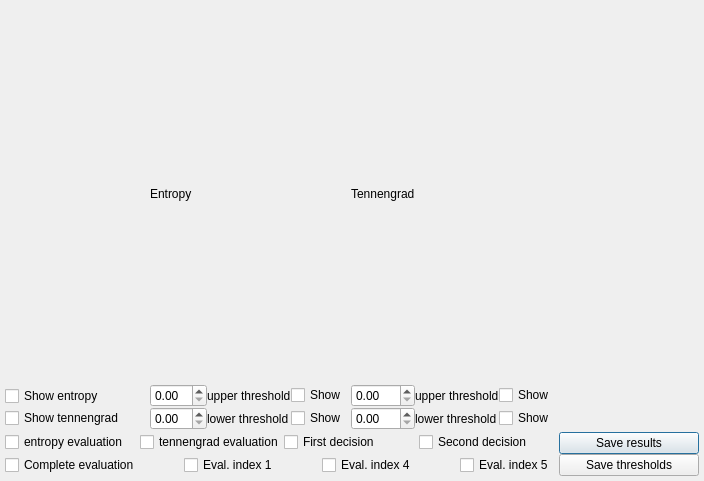
RaphCucul/Image-registration-GUI, file dialogs/grafet.ui: the form before one commit.
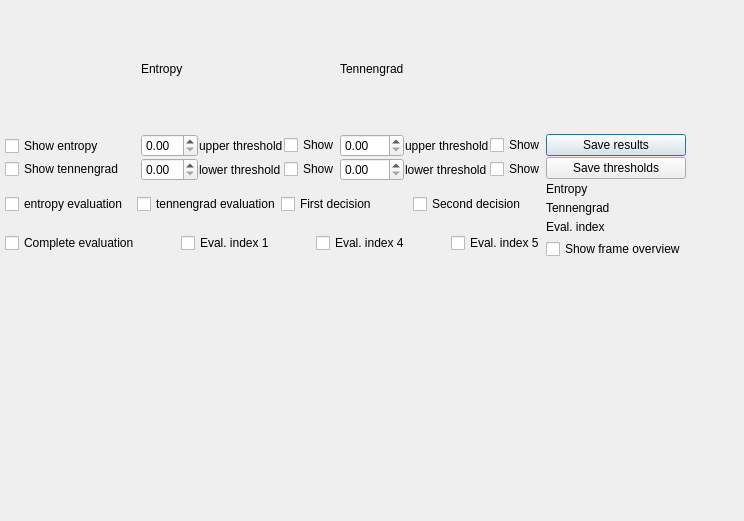
The form after the commit.

Commit message:
GrafET class reworked
An attempt to make the initialization of the QCustomplot elements easier. Also the code should be shorter and more complex.

Patch:
```diff
--- a/dialogs/grafet.ui
+++ b/dialogs/grafet.ui
@@ -6,14 +6,20 @@
    <rect>
     <x>0</x>
     <y>0</y>
-    <width>704</width>
-    <height>481</height>
+    <width>744</width>
+    <height>521</height>
    </rect>
   </property>
+  <property name="sizePolicy">
+   <sizepolicy hsizetype="Expanding" vsizetype="Expanding">
+    <horstretch>0</horstretch>
+    <verstretch>0</verstretch>
+   </sizepolicy>
+  </property>
   <property name="windowTitle">
    <string>Dialog</string>
   </property>
-  <layout class="QGridLayout" name="gridLayout_3" rowstretch="1,1,1,1,20">
+  <layout class="QGridLayout" name="gridLayout_3" rowstretch="1,1,1,2,2,30" columnstretch="0,0,0,0,0">
    <property name="leftMargin">
     <number>5</number>
    </property>
@@ -26,18 +32,57 @@
    <property name="bottomMargin">
     <number>5</number>
    </property>
-   <property name="horizontalSpacing">
-    <number>5</number>
+   <property name="spacing">
+    <number>1</number>
    </property>
-   <property name="verticalSpacing">
-    <number>2</number>
-   </property>
-   <item row="0" column="1">
-    <widget class="QLabel" name="label_5">
-     <property name="text">
-      <string>Entropy</string>
+   <item row="1" column="0">
+    <layout class="QVBoxLayout" name="verticalLayout">
+     <item>
+      <widget class="QCheckBox" name="zobrazGrafE">
+       <property name="text">
+        <string>Show entropy</string>
+       </property>
+      </widget>
+     </item>
+     <item>
+      <widget class="QCheckBox" name="zobrazGrafT">
+       <property name="text">
+        <string>Show tennengrad</string>
+       </property>
+      </widget>
+     </item>
+    </layout>
+   </item>
+   <item row="1" column="3">
+    <layout class="QVBoxLayout" name="verticalLayout_2">
+     <item>
+      <widget class="QPushButton" name="saveResults">
+       <property name="text">
+        <string>Save results</string>
+       </property>
+      </widget>
+     </item>
+     <item>
+      <widget class="QPushButton" name="saveThresholds">
+       <property name="text">
+        <string>Save thresholds</string>
+       </property>
+      </widget>
+     </item>
+    </layout>
+   </item>
+   <item row="4" column="0">
+    <spacer name="verticalSpacer">
+     <property name="orientation">
+      <enum>Qt::Vertical</enum>
      </property>
-    </widget>
+     <property name="sizeHint" stdset="0">
+      <size>
+       <width>20</width>
+       <height>40</height>
+      </size>
+     </property>
+    </spacer>
    </item>
    <item row="0" column="2">
     <widget class="QLabel" name="label_6">
@@ -46,43 +91,8 @@
      </property>
     </widget>
    </item>
-   <item row="1" column="1">
-    <layout class="QGridLayout" name="gridLayout">
-     <item row="0" column="0">
-      <widget class="QDoubleSpinBox" name="E_HP"/>
-     </item>
-     <item row="1" column="2">
-      <widget class="QCheckBox" name="E_DPzobraz">
-       <property name="text">
-        <string>Show</string>
-       </property>
-      </widget>
-     </item>
-     <item row="0" column="2">
-      <widget class="QCheckBox" name="E_HPzobraz">
-       <property name="text">
-        <string>Show</string>
-       </property>
-      </widget>
-     </item>
-     <item row="1" column="0">
-      <widget class="QDoubleSpinBox" name="E_DP"/>
-     </item>
-     <item row="1" column="1">
-      <widget class="QLabel" name="label_2">
-       <property name="text">
-        <string>lower threshold</string>
-       </property>
-      </widget>
-     </item>
-     <item row="0" column="1">
-      <widget class="QLabel" name="label">
-       <property name="text">
-        <string>upper threshold</string>
-       </property>
-      </widget>
-     </item>
-    </layout>
+   <item row="5" column="0" colspan="5">
+    <layout class="QVBoxLayout" name="graphLayout"/>
    </item>
    <item row="1" column="2">
     <layout class="QGridLayout" name="gridLayout_2">
@@ -130,8 +140,57 @@
      </item>
     </layout>
    </item>
+   <item row="1" column="1">
+    <layout class="QGridLayout" name="gridLayout">
+     <item row="0" column="0">
+      <widget class="QDoubleSpinBox" name="E_HP">
+       <property name="singleStep">
+        <double>0.010000000000000</double>
+       </property>
+      </widget>
+     </item>
+     <item row="1" column="2">
+      <widget class="QCheckBox" name="E_DPzobraz">
+       <property name="text">
+        <string>Show</string>
+       </property>
+      </widget>
+     </item>
+     <item row="0" column="2">
+      <widget class="QCheckBox" name="E_HPzobraz">
+       <property name="text">
+        <string>Show</string>
+       </property>
+      </widget>
+     </item>
+     <item row="1" column="0">
+      <widget class="QDoubleSpinBox" name="E_DP">
+       <property name="singleStep">
+        <double>0.010000000000000</double>
+       </property>
+      </widget>
+     </item>
+     <item row="1" column="1">
+      <widget class="QLabel" name="label_2">
+       <property name="text">
+        <string>lower threshold</string>
+       </property>
+      </widget>
+     </item>
+     <item row="0" column="1">
+      <widget class="QLabel" name="label">
+       <property name="text">
+        <string>upper threshold</string>
+       </property>
+      </widget>
+     </item>
+    </layout>
+   </item>
    <item row="2" column="0" colspan="3">
     <layout class="QHBoxLayout" name="horizontalLayout">
+     <property name="spacing">
+      <number>0</number>
+     </property>
      <item>
       <widget class="QCheckBox" name="ohodnoceniEntropyCB">
        <property name="text">
@@ -162,6 +221,72 @@
      </item>
     </layout>
    </item>
+   <item row="0" column="1">
+    <widget class="QLabel" name="label_5">
+     <property name="text">
+      <string>Entropy</string>
+     </property>
+    </widget>
+   </item>
+   <item row="2" column="3" rowspan="2">
+    <layout class="QFormLayout" name="formLayout">
+     <property name="horizontalSpacing">
+      <number>10</number>
+     </property>
+     <property name="verticalSpacing">
+      <number>5</number>
+     </property>
+     <item row="0" column="0">
+      <widget class="QLabel" name="label_7">
+       <property name="text">
+        <string>Entropy</string>
+       </property>
+      </widget>
+     </item>
+     <item row="0" column="1">
+      <widget class="QLabel" name="entropyLabel">
+       <property name="text">
+        <string/>
+       </property>
+      </widget>
+     </item>
+     <item row="1" column="0">
+      <widget class="QLabel" name="label_9">
+       <property name="text">
+        <string>Tennengrad</string>
+       </property>
+      </widget>
+     </item>
+     <item row="1" column="1">
+      <widget class="QLabel" name="tennengradLabel">
+       <property name="text">
+        <string/>
+       </property>
+      </widget>
+     </item>
+     <item row="2" column="0">
+      <widget class="QLabel" name="label_11">
+       <property name="text">
+        <string>Eval. index</string>
+       </property>
+      </widget>
+     </item>
+     <item row="2" column="1">
+      <widget class="QLabel" name="evalIndex_label">
+       <property name="text">
+        <string/>
+       </property>
+      </widget>
+     </item>
+     <item row="3" column="0" colspan="2">
+      <widget class="QCheckBox" name="showFrameOverview">
+       <property name="text">
+        <string>Show frame overview</string>
+       </property>
+      </widget>
+     </item>
+    </layout>
+   </item>
    <item row="3" column="0" colspan="3">
     <layout class="QHBoxLayout" name="horizontalLayout_2">
      <item>
@@ -233,45 +358,13 @@
      </item>
     </layout>
    </item>
-   <item row="1" column="0">
-    <layout class="QVBoxLayout" name="verticalLayout">
-     <item>
-      <widget class="QCheckBox" name="zobrazGrafE">
-       <property name="text">
-        <string>Show entropy</string>
-       </property>
-      </widget>
-     </item>
-     <item>
-      <widget class="QCheckBox" name="zobrazGrafT">
-       <property name="text">
-        <string>Show tennengrad</string>
-       </property>
-      </widget>
-     </item>
+   <item row="1" column="4" rowspan="4">
+    <layout class="QHBoxLayout" name="horizontalLayout_3">
+     <property name="spacing">
+      <number>0</number>
+     </property>
     </layout>
    </item>
-   <item row="2" column="3" rowspan="2">
-    <layout class="QVBoxLayout" name="verticalLayout_2">
-     <item>
-      <widget class="QPushButton" name="pushButton">
-       <property name="text">
-        <string>Save results</string>
-       </property>
-      </widget>
-     </item>
-     <item>
-      <widget class="QPushButton" name="pushButton_2">
-       <property name="text">
-        <string>Save thresholds</string>
-       </property>
-      </widget>
-     </item>
-    </layout>
-   </item>
-   <item row="4" column="0" colspan="4">
-    <layout class="QVBoxLayout" name="graphLayout"/>
-   </item>
   </layout>
  </widget>
  <resources/>
```
The commit also changes 6 other files.
